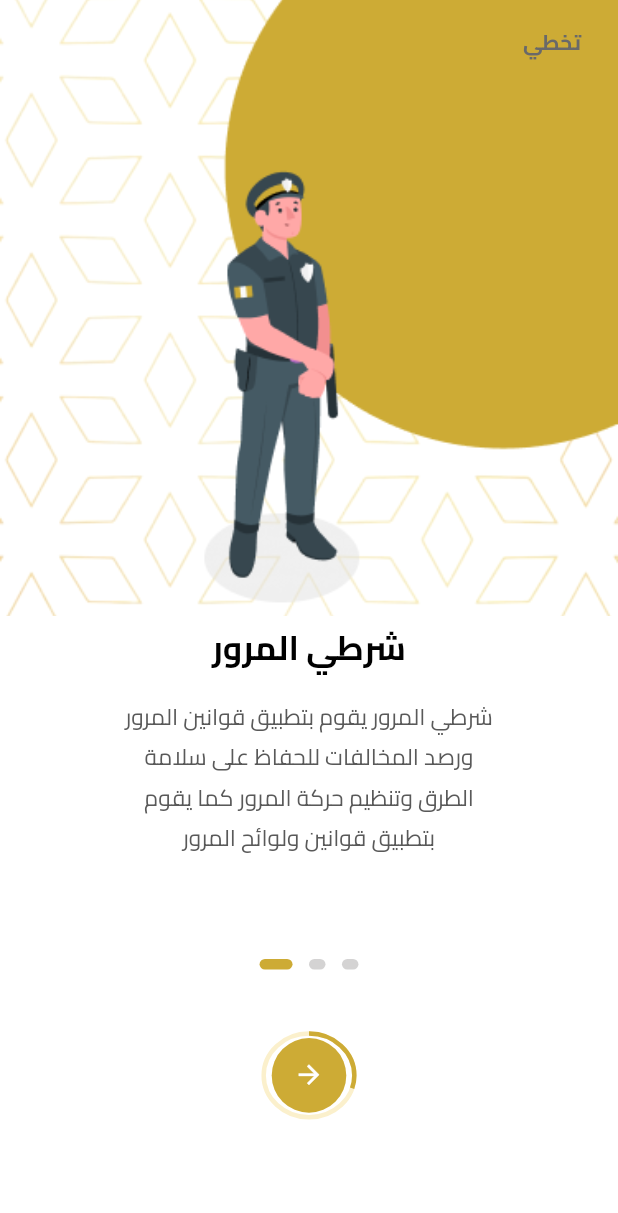
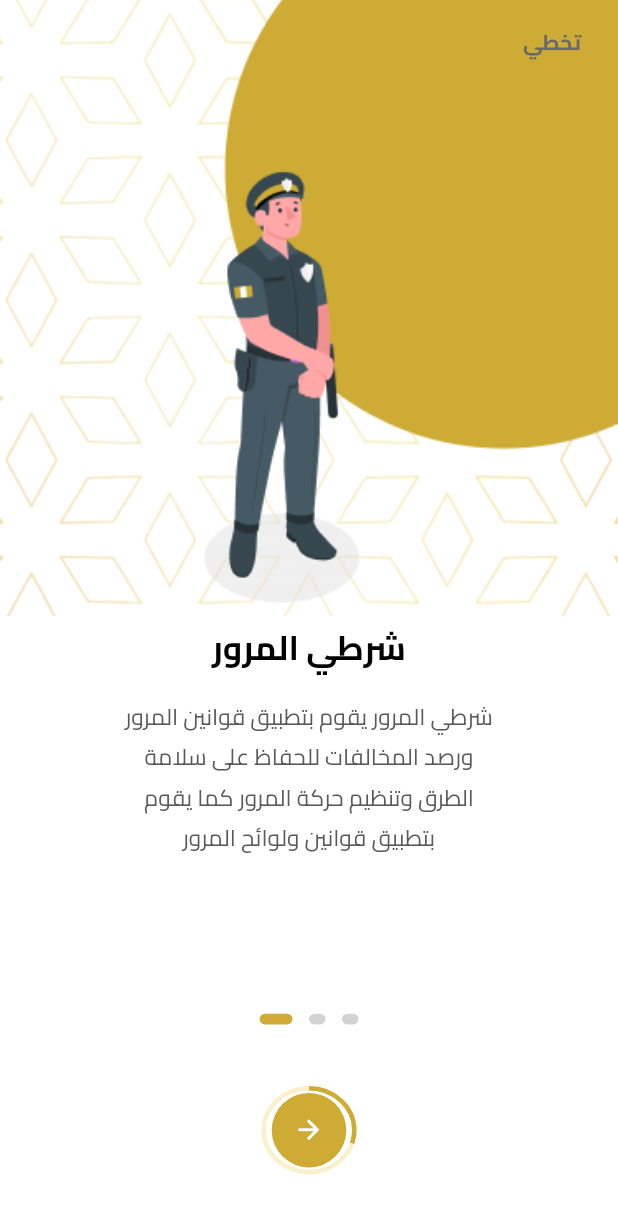
Before and after one commit to Khaled-Shbair/mukhalafati_application, a Flutter app: the screen it shows after launch, on a phone screen of 412 x 824 dp. Shown: the top 1213 px of the screen. Run offline on Flutter 3.47's test engine with Material 3 defaults, Android fonts, the phone set to English and light mode, and no system bars; drawn by our look-alikes of smooth_page_indicator; our stand-ins replace flutter_screenutil, flutter_svg, get, get_it, shared_preferences, sqflite and 1 more; accounts and stored records are empty; statements that could not run were skipped.

Commit message:
remove Expanded

```diff
--- a/lib/features/on_boarding/presentation/view/screens/on_boarding_screen.dart
+++ b/lib/features/on_boarding/presentation/view/screens/on_boarding_screen.dart
@@ -28,9 +28,7 @@ class OnBoardingScreen extends StatelessWidget {
               ),
               body: Column(
                 children: [
-                  SizedBox(
-                    height: ManagerHeight.h630,
-                    child: Expanded(
+                  Expanded(
                     child: PageView(
                       controller: controller.pageController,
                       onPageChanged: (value) {
@@ -42,7 +40,6 @@ class OnBoardingScreen extends StatelessWidget {
                           (index) => controller.pageViewItems[index],
                         ),
                       ],
-                      ),
                     ),
                   ),
                   SmoothPageIndicator(
@@ -84,6 +81,7 @@ class OnBoardingScreen extends StatelessWidget {
                       ),
                     ],
                   ),
+                  SizedBox(height: ManagerHeight.h42),
                 ],
               ),
             ),
```
Lines whose indentation alone changed are shown as unchanged.
